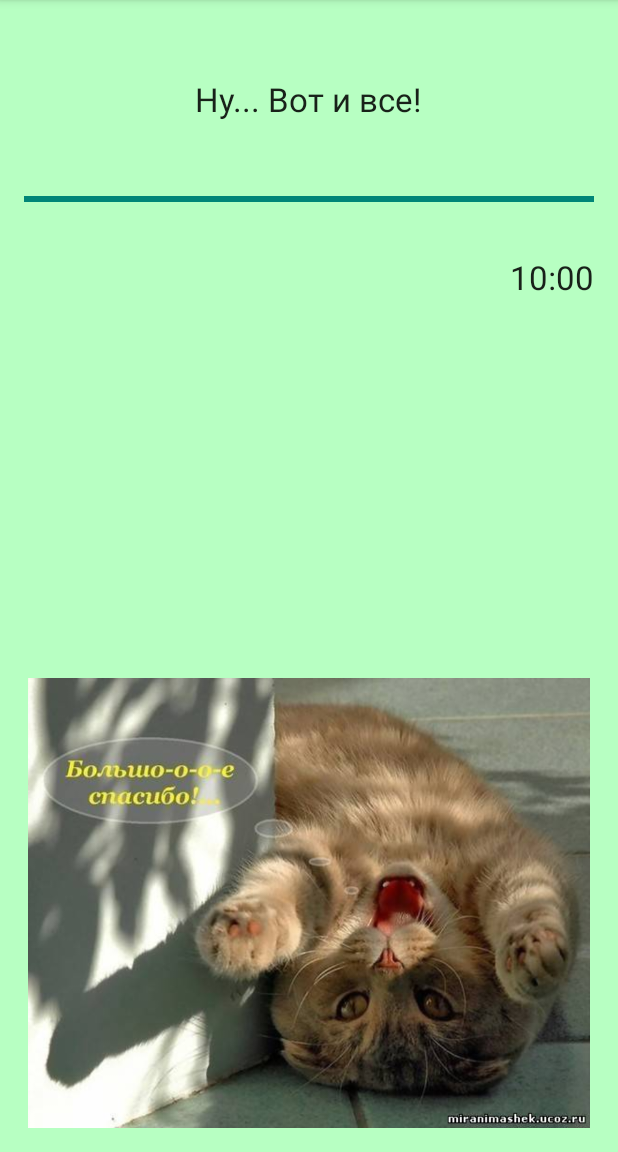
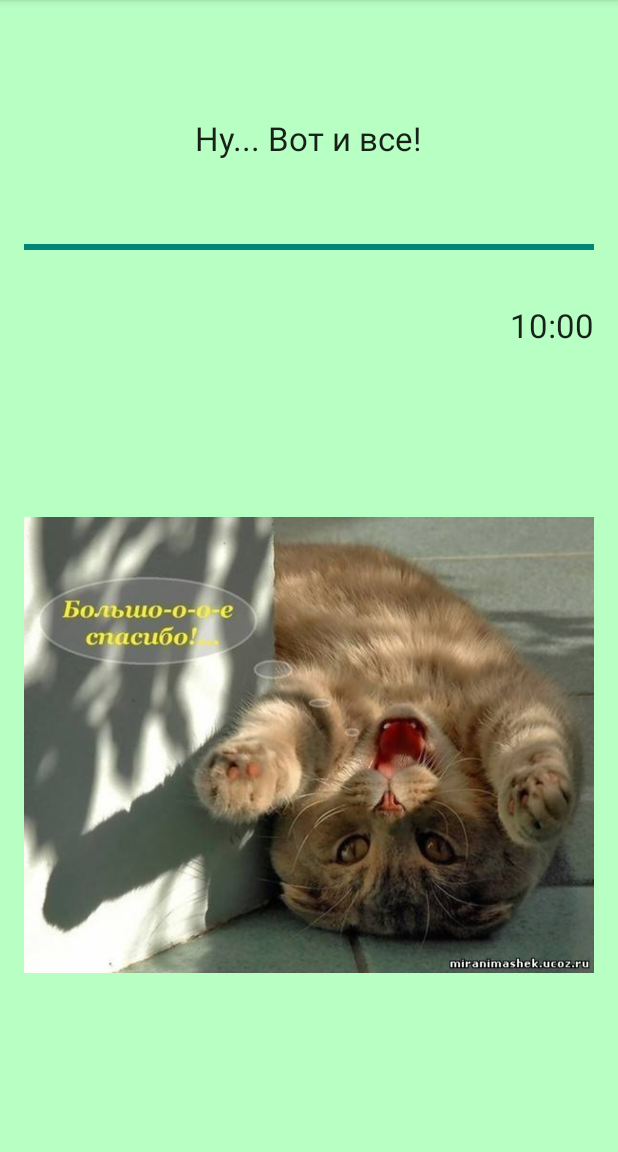
Before and after one commit to Fredisson/kitty_massage, an Android app: the screen it shows after launch (MainActivity), after a tap on "ВСЕГДА ГОТОВА!", on a phone screen of 412 x 824 dp, the part 84-1236 px from its top. Run offline under Robolectric (Android 15) with nearby library versions, the phone set to English and light mode, and no system bars.

Commit message:
app KittyMassage v3.0 (добавлено уведомление)

```diff
--- a/app/build.gradle
+++ b/app/build.gradle
@@ -32,6 +32,7 @@ android {
 }
 
 dependencies {
-    compile fileTree(dir: 'libs', include: ['*.jar'])
+    //compile fileTree(dir: 'libs', include: ['*.jar'])
+    compile 'com.android.support:support-v4:20.0.1'
     compile 'com.android.support:appcompat-v7:21.0.3'
 }
--- a/app/src/main/AndroidManifest.xml
+++ b/app/src/main/AndroidManifest.xml
@@ -10,7 +10,8 @@
         <activity
             android:name="com.massageforakitty.app.MainActivity"
             android:label="@string/app_name"
-            android:screenOrientation="portrait" >
+            android:screenOrientation="portrait"
+            android:launchMode="singleTop">
             <intent-filter>
                 <action android:name="android.intent.action.MAIN" />
 
--- a/app/src/main/java/com/massageforakitty/app/MainActivity.java
+++ b/app/src/main/java/com/massageforakitty/app/MainActivity.java
@@ -1,5 +1,13 @@
 package com.massageforakitty.app;
 
+import android.app.AlertDialog;
+import android.app.Notification;
+import android.app.NotificationManager;
+import android.app.PendingIntent;
+import android.content.Context;
+import android.content.DialogInterface;
+import android.content.Intent;
+import android.graphics.BitmapFactory;
 import android.media.MediaPlayer;
 import android.os.AsyncTask;
 import android.os.Bundle;
@@ -15,11 +23,18 @@ import java.util.Random;
 
 public class MainActivity extends ActionBarActivity {
 
+    private final int MAX_PROGRESS_VALUE = 600;
+    private int currentProgressValue = 0;
+
     private TextView txtAsk;
     private ProgressBar progressBar;
     private TextView txtCurrentProgress;
     private Button btnStart;
     private ImageView imgV;
+
+    private NotificationManager nm;
+    private final int NOTIFICATION_ID = 26;
+    private boolean SHOW_NOTIFY;
 
     @Override
     protected void onCreate(Bundle savedInstanceState) {
@@ -31,15 +46,73 @@ public class MainActivity extends ActionBarActivity {
         txtCurrentProgress = (TextView)findViewById(R.id.txtCurrentProgress);
         btnStart = (Button)findViewById(R.id.btnStart);
         imgV = (ImageView)findViewById(R.id.imgV);
+
+        nm = (NotificationManager)getApplicationContext().getSystemService(Context.NOTIFICATION_SERVICE);
     }
 
+    @Override
+    protected void onPostResume() {
+        super.onPostResume();
+        nm.cancel(NOTIFICATION_ID);
+        SHOW_NOTIFY = false;
+    }
+
+    @Override
+    protected void onPause() {
+        super.onPause();
+        showNotification(MAX_PROGRESS_VALUE, currentProgressValue);
+        SHOW_NOTIFY = true;
+    }
+
+    @Override
+    public void onBackPressed() {
+        new AlertDialog.Builder(this)
+                .setTitle("Выйти из приложения?")
+                .setMessage("Вы действительно хотите выйти?")
+                .setNegativeButton(android.R.string.no, null)
+                .setPositiveButton(android.R.string.yes, new DialogInterface.OnClickListener() {
+                    public void onClick(DialogInterface arg0, int arg1) {
+                        System.exit(0);
+                    }
+                }).create().show();
+    }
+
+    public void onClickButtonReady(View v) {
+        new AsyncTaskHeir().execute();
+    }
+
+    public void showNotification(int maxValue, int currentValue) {
+
+        Notification.Builder builder = new Notification.Builder(getApplicationContext());
+
+        final Intent intent = new Intent(getApplicationContext(), MainActivity.class);
+        final PendingIntent pedingIntent = PendingIntent.getActivity(getApplicationContext(), 0, intent, PendingIntent.FLAG_CANCEL_CURRENT);
+
+        builder
+                .setContentIntent(pedingIntent)
+                .setSmallIcon(R.drawable.ic_launcher)
+                .setLargeIcon(BitmapFactory.decodeResource(getApplication().getResources(), R.drawable.ic_launcher))
+                .setTicker("Расслабление в процессе...")
+                .setContentTitle(txtCurrentProgress.getText())
+                .setContentText("Нажмите, чтобы перейти на главный экран.")
+                .setWhen(System.currentTimeMillis())
+                .setAutoCancel(true)
+                .setProgress(maxValue, currentValue, false);
+
+        Notification notification = builder.build();
+        notification.flags = Notification.FLAG_ONGOING_EVENT | Notification.FLAG_SHOW_LIGHTS;
+
+        nm.notify(NOTIFICATION_ID, notification);
+    }
+
+    private String getTime(int milliseconds) {
+        SimpleDateFormat dateFormat = new SimpleDateFormat("mm:ss");
+        return dateFormat.format(new Date(milliseconds));
+    }
 
     //...Внутрениий класс_______________________________________________________________________________________________
 
     public class AsyncTaskHeir extends AsyncTask<Void, Integer, Void> {
-
-        private final int MAX_VALUE = 600;
-        private int currentProgress = 0;
 
         MediaPlayer mPlayer;
 
@@ -47,7 +120,7 @@ public class MainActivity extends ActionBarActivity {
         protected void onPreExecute() {
             super.onPreExecute();
             Toast.makeText(getApplicationContext(), "Тогда поехали!", Toast.LENGTH_LONG).show();
-            progressBar.setMax(MAX_VALUE);
+            progressBar.setMax(MAX_PROGRESS_VALUE);
 
             txtAsk.setText("Настал твой час =)");
             btnStart.setVisibility(View.INVISIBLE);
@@ -78,8 +151,8 @@ public class MainActivity extends ActionBarActivity {
 
         @Override
         protected Void doInBackground(Void... params) {
-            while (currentProgress < MAX_VALUE - 1) {
-                publishProgress(++currentProgress);
+            while (currentProgressValue < MAX_PROGRESS_VALUE - 1) {
+                publishProgress(++currentProgressValue);
                 SystemClock.sleep(1000);
             }
             return null;
@@ -89,14 +162,17 @@ public class MainActivity extends ActionBarActivity {
         protected void onProgressUpdate(Integer... values) {
             super.onProgressUpdate(values);
 
-            progressBar.setProgress(currentProgress);
-            txtCurrentProgress.setText("Расслабление... " + getTime(currentProgress * 1000));
+            progressBar.setProgress(currentProgressValue);
+            txtCurrentProgress.setText("Расслабление... " + getTime(currentProgressValue * 1000));
+
+            if (SHOW_NOTIFY == true) { showNotification(MAX_PROGRESS_VALUE, currentProgressValue); }
+
         }
         @Override
         protected void onPostExecute(Void aVoid) {
             super.onPostExecute(aVoid);
-            txtCurrentProgress.setText(getTime(++currentProgress * 1000));
-            progressBar.setProgress(currentProgress);
+            txtCurrentProgress.setText(getTime(++currentProgressValue * 1000));
+            progressBar.setProgress(currentProgressValue);
 
             imgV.setImageResource(R.drawable.img_post);
             Toast.makeText(getApplicationContext(), "А вот и конец :)", Toast.LENGTH_LONG).show();
@@ -111,11 +187,4 @@ public class MainActivity extends ActionBarActivity {
     }
     //__________________________________________________________________________________________________________________
 
-
-    public void onStart(View v) { new AsyncTaskHeir().execute(); }
-
-    private String getTime(int milliseconds) {
-        SimpleDateFormat dateFormat = new SimpleDateFormat("mm:ss");
-        return dateFormat.format(new Date(milliseconds));
-    }
 }
--- /dev/null
+++ b/app/src/main/java/com/massageforakitty/app/ProgressFragment.java
@@ -0,0 +1,26 @@
+package com.massageforakitty.app;
+
+
+import android.os.Bundle;
+import android.app.Fragment;
+import android.view.LayoutInflater;
+import android.view.View;
+import android.view.ViewGroup;
+
+public class ProgressFragment extends Fragment {
+
+
+    public ProgressFragment() {
+        // Required empty public constructor
+    }
+
+
+    @Override
+    public View onCreateView(LayoutInflater inflater, ViewGroup container,
+                             Bundle savedInstanceState) {
+        // Inflate the layout for this fragment
+        return inflater.inflate(R.layout.fragment_progress, container, false);
+    }
+
+
+}
--- a/app/src/main/res/layout/activity_main.xml
+++ b/app/src/main/res/layout/activity_main.xml
@@ -16,30 +16,19 @@
         android:textAppearance="?android:attr/textAppearanceLarge"
         android:text="Ну что, готова?"
         android:id="@+id/txtAsk"
-        android:layout_marginTop="35dp"
+        android:layout_marginTop="61dp"
         android:layout_alignParentTop="true"
         android:layout_centerHorizontal="true"/>
 
-    <ProgressBar
-        style="?android:attr/progressBarStyleHorizontal"
+    <fragment
         android:layout_width="match_parent"
         android:layout_height="wrap_content"
-        android:id="@+id/progressBar"
+        android:name="com.massageforakitty.app.ProgressFragment"
+        android:id="@+id/progress_fragment"
+        tools:layout = "@layout/fragment_progress"
         android:layout_below="@+id/txtAsk"
-        android:layout_centerHorizontal="true"
-        android:layout_marginTop="44dp"
-        android:indeterminate="false"
-        />
-
-    <TextView
-        android:layout_width="wrap_content"
-        android:layout_height="wrap_content"
-        android:textAppearance="?android:attr/textAppearanceLarge"
-        android:text="0 %"
-        android:id="@+id/txtCurrentProgress"
-        android:layout_marginTop="29dp"
-        android:layout_below="@+id/progressBar"
-        android:layout_alignEnd="@+id/progressBar"/>
+        android:layout_alignParentStart="true"
+        android:layout_marginTop="50dp"/>
 
     <ImageView
         android:layout_width="match_parent"
@@ -47,7 +36,8 @@
         android:id="@+id/imgV"
         android:layout_alignParentStart="true"
         android:layout_alignParentBottom="true"
-        />
+        android:layout_below="@+id/progress_fragment"
+        android:layout_marginTop="10dp"/>
 
     <Button
         android:layout_width="wrap_content"
@@ -55,7 +45,7 @@
         android:text="ВСЕГДА ГОТОВА!"
         android:id="@+id/btnStart"
         android:layout_marginTop="45dp"
-        android:onClick="onStart"
+        android:onClick="onClickButtonReady"
         android:layout_alignTop="@+id/imgV"
         android:layout_alignStart="@+id/txtAsk"
         android:layout_alignEnd="@+id/txtAsk"
--- /dev/null
+++ b/app/src/main/res/layout/fragment_progress.xml
@@ -0,0 +1,27 @@
+<RelativeLayout xmlns:android="http://schemas.android.com/apk/res/android"
+             xmlns:tools="http://schemas.android.com/tools"
+             android:layout_width="match_parent"
+             android:layout_height="match_parent"
+             tools:context="com.massageforakitty.app.ProgressFragment">
+
+    <ProgressBar
+        style="?android:attr/progressBarStyleHorizontal"
+        android:layout_width="match_parent"
+        android:layout_height="wrap_content"
+        android:id="@+id/progressBar"
+        android:indeterminate="false"
+        android:layout_marginLeft="0dp"
+        android:layout_alignParentTop="true"
+        android:layout_alignEnd="@+id/txtCurrentProgress"/>
+
+    <TextView
+        android:layout_width="wrap_content"
+        android:layout_height="wrap_content"
+        android:textAppearance="?android:attr/textAppearanceLarge"
+        android:text="0 %"
+        android:id="@+id/txtCurrentProgress"
+        android:layout_marginTop="29dp"
+        android:layout_below="@+id/progressBar"
+        android:layout_alignParentEnd="true"/>
+
+</RelativeLayout>
--- a/app/src/main/res/values/strings.xml
+++ b/app/src/main/res/values/strings.xml
@@ -2,5 +2,6 @@
 <resources>
 
     <string name="app_name">Массажик</string>
+    <string name="hello_blank_fragment">Hello blank fragment</string>
 
 </resources>
```
